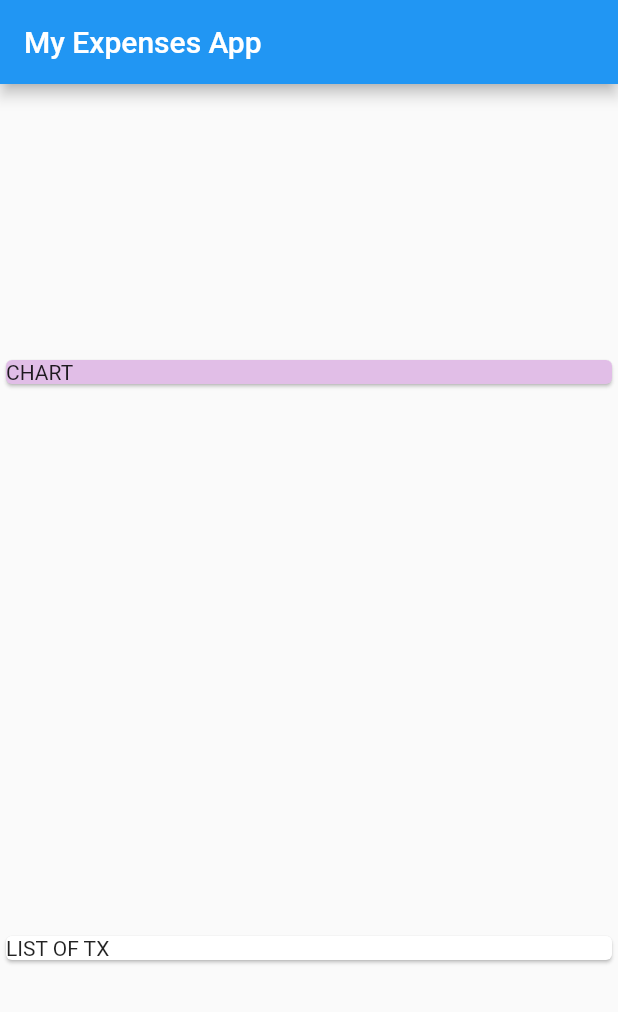
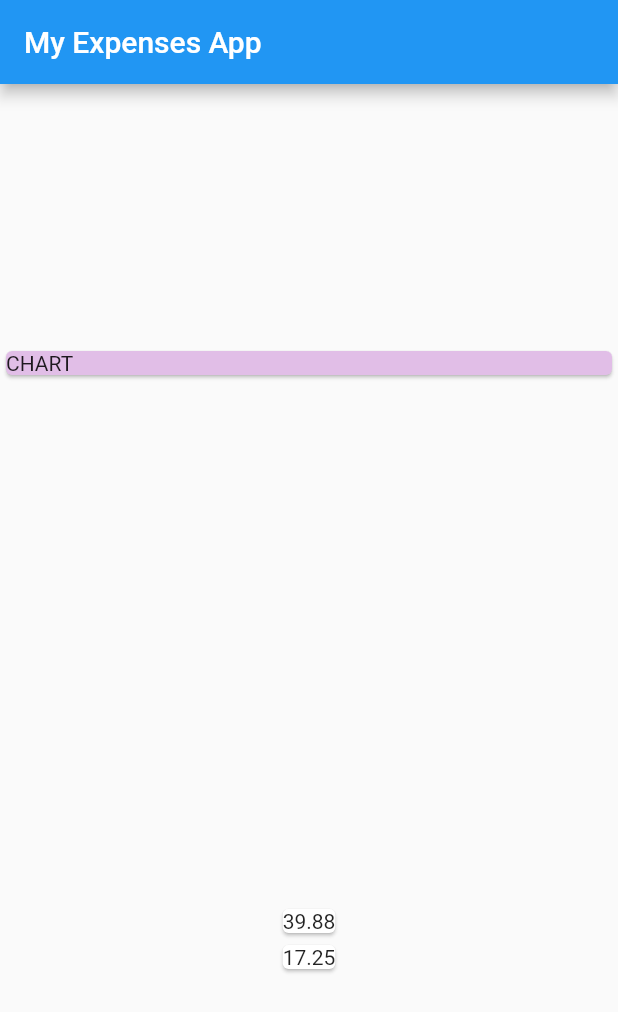
Before and after one commit to WinstonBrandon/Expenses-App, a Flutter app: the screen it shows after launch, on a phone screen of 412 x 824 dp. Shown: the top 1012 px of the screen. Run offline on Flutter 3.47's test engine with Material 2 defaults, Android fonts, the phone set to English and light mode, and no system bars.

Commit message:
created depiction of the List<Amount> in main, depicited inside of two Card's

```diff
--- a/expenses_app/lib/main.dart
+++ b/expenses_app/lib/main.dart
@@ -44,9 +44,13 @@ class MyAppHomepage extends StatelessWidget {
             color: Colors.purple[100],
             child: Text('CHART'),
           ),
-          Card(
-            child: Text('LIST OF TX'),
-          ),
+          Column(
+            children: transactions.map((tx) {
+              return Card(
+                child: Text(tx.amount.toString()),
+              );
+            }).toList(),
+          )
         ],
       ),
     );
```
